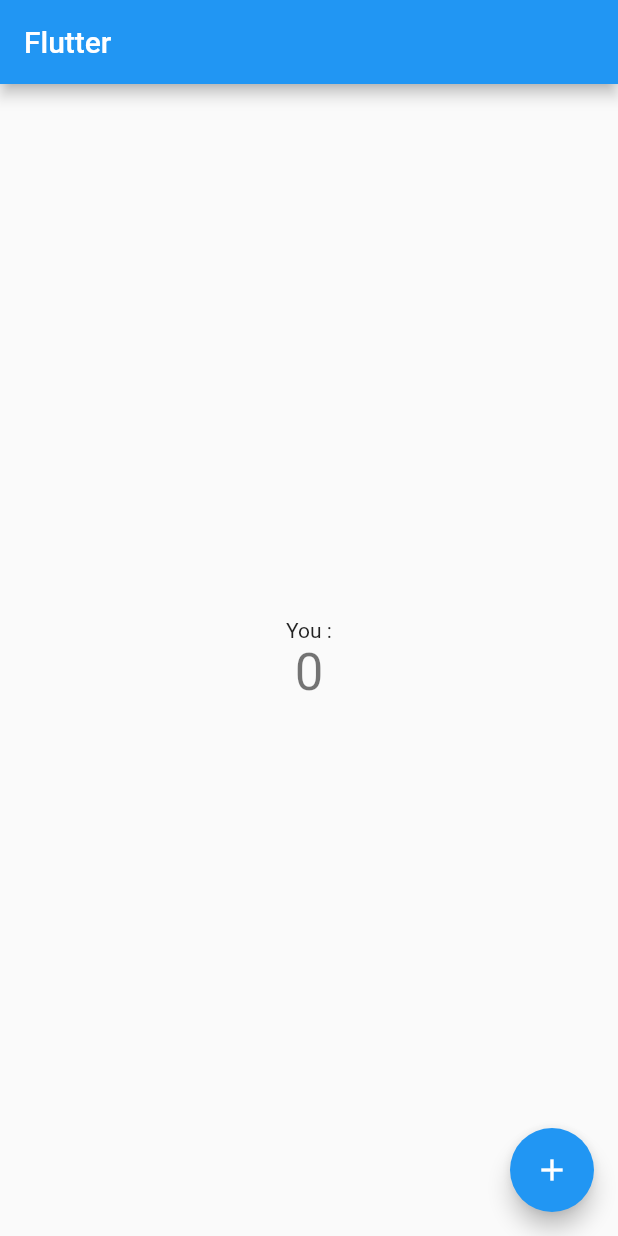
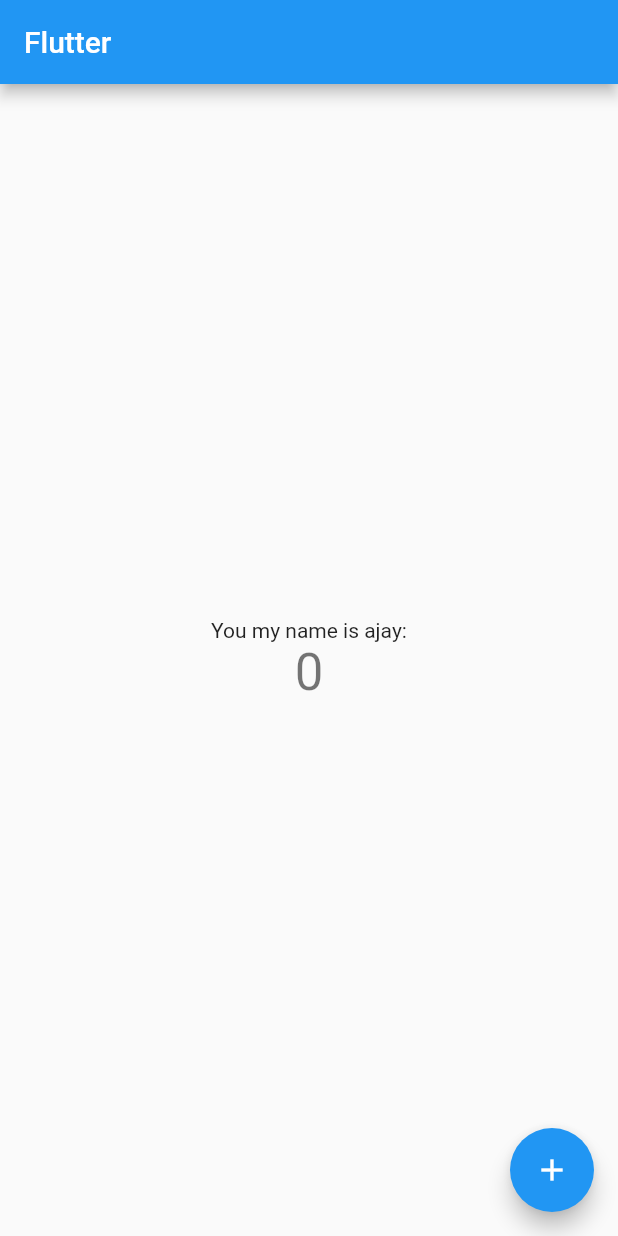
Before and after one commit to ajayMishra1/flutterweb, a Flutter app: the screen it shows after launch, on a phone screen of 412 x 824 dp. Run offline on Flutter 3.47's test engine with Material 2 defaults, Android fonts, the phone set to English and light mode, and no system bars.

Commit message:
first change

```diff
--- a/lib/main.dart
+++ b/lib/main.dart
@@ -94,7 +94,7 @@ class _MyHomePageState extends State<MyHomePage> {
           mainAxisAlignment: MainAxisAlignment.center,
           children: <Widget>[
             Text(
-              'You :',
+              'You my name is ajay:',
             ),
             Text(
               '$_counter',
```
